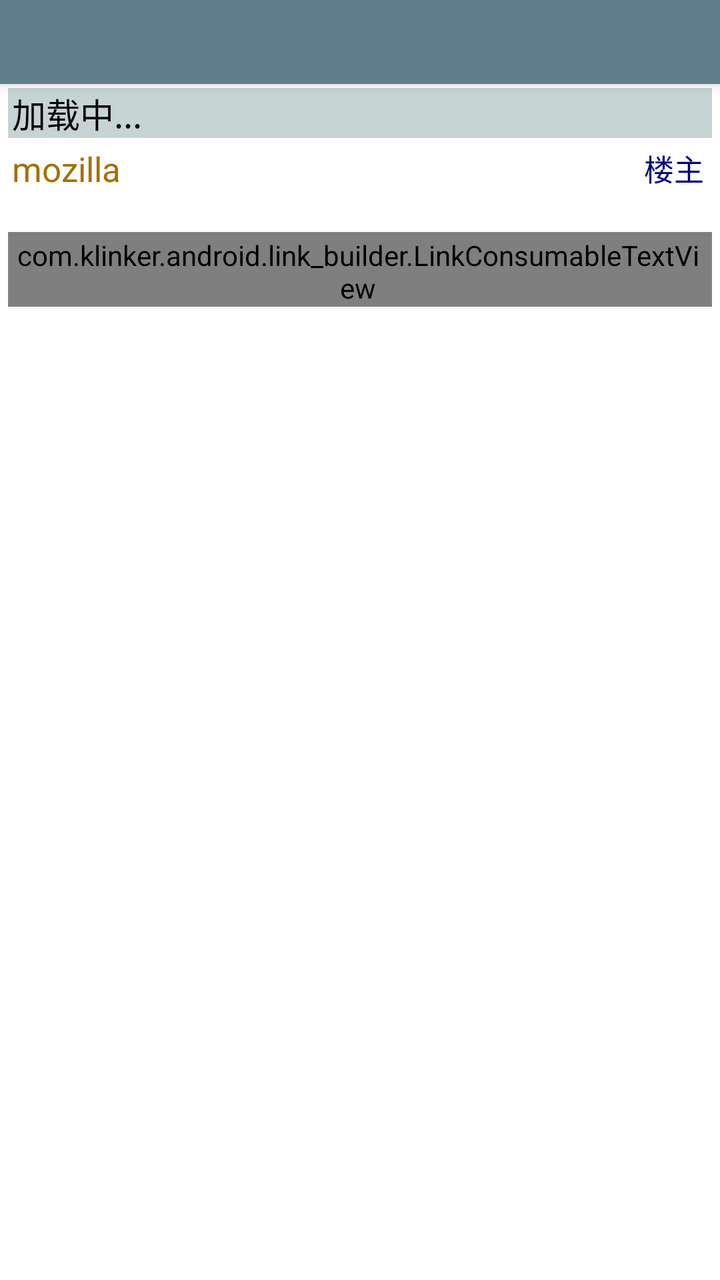
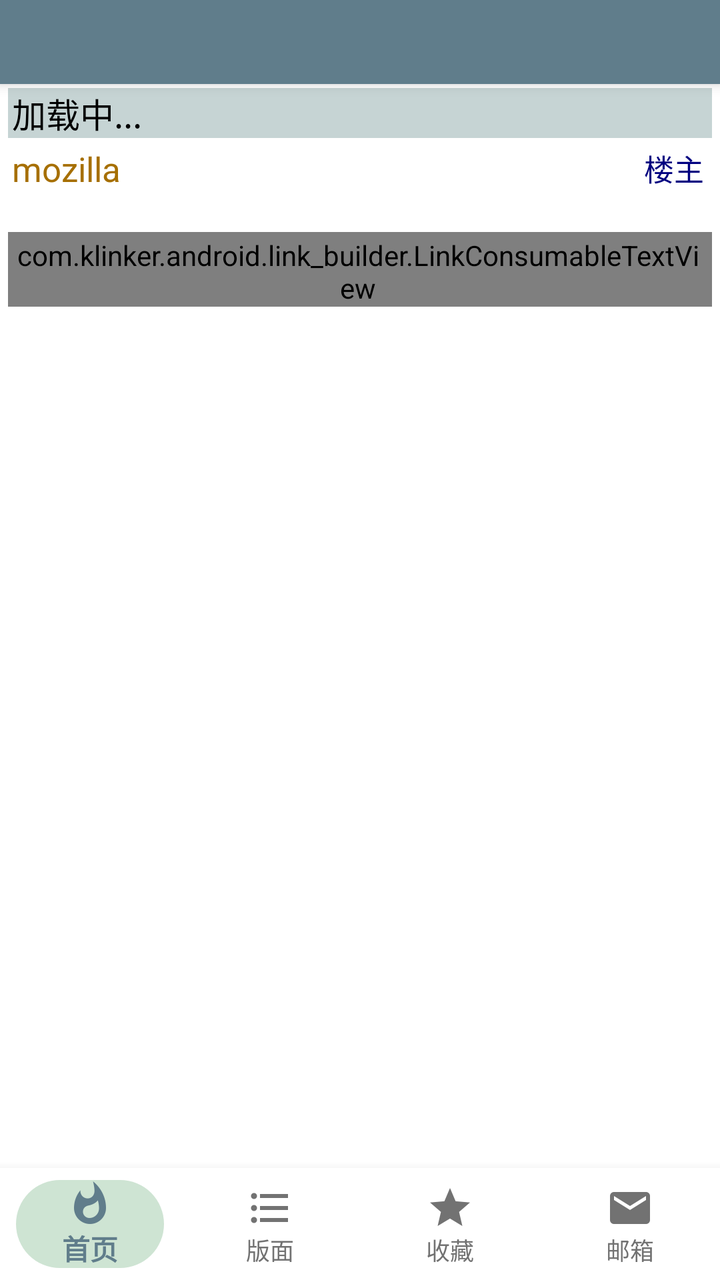

Two renders of the same Android screen: before a commit and after it. Below are the layout's source before the change and the commit's diff.
<!-- AndroidManifest.xml: activity theme AppTheme.NoActionBar -->
<!-- res/layout/activity_mail_content.xml -->
<?xml version="1.0" encoding="utf-8"?>
<androidx.coordinatorlayout.widget.CoordinatorLayout
    xmlns:android="http://schemas.android.com/apk/res/android"
    xmlns:app="http://schemas.android.com/apk/res-auto"
    xmlns:tools="http://schemas.android.com/tools"
    android:layout_width="match_parent"
    android:layout_height="match_parent"
    android:fitsSystemWindows="true"
    tools:context="com.zfdang.zsmth_android.MailContentActivity"
    >

  <com.google.android.material.appbar.AppBarLayout
      android:layout_width="match_parent"
      android:layout_height="wrap_content"
      android:theme="@style/AppTheme.AppBarOverlay"
      >

    <androidx.appcompat.widget.Toolbar
        android:id="@+id/toolbar"
        android:layout_width="match_parent"
        android:layout_height="@dimen/zsmth_actionbar_size"
        android:background="?attr/colorPrimary"
        android:theme="@style/ThemeOverlay.ToolBar"
        app:popupTheme="@style/AppTheme.PopupOverlay"
        />

  </com.google.android.material.appbar.AppBarLayout>

  <include layout="@layout/content_mail_content"/>

</androidx.coordinatorlayout.widget.CoordinatorLayout>
<!-- res/layout/content_mail_content.xml (included above) -->
<?xml version="1.0" encoding="utf-8"?>
<RelativeLayout
    xmlns:android="http://schemas.android.com/apk/res/android"
    xmlns:app="http://schemas.android.com/apk/res-auto"
    xmlns:tools="http://schemas.android.com/tools"
    android:layout_width="match_parent"
    android:layout_height="match_parent"
    android:paddingTop="@dimen/activity_vertical_margin"
    android:paddingBottom="@dimen/activity_vertical_margin"
    android:paddingLeft="@dimen/activity_horizontal_margin_left"
    android:paddingRight="@dimen/activity_horizontal_margin_right"
    android:background="@color/body_background_night"
    app:layout_behavior="@string/appbar_scrolling_view_behavior"
    tools:context="com.zfdang.zsmth_android.MailContentActivity"
    tools:showIn="@layout/activity_mail_content"
    >

  
  <TextView
      android:id="@+id/mail_content_title"
      android:layout_width="match_parent"
      android:layout_height="wrap_content"
      android:background="@color/post_title_background"
      android:paddingLeft="2dp"
      android:paddingRight="4dp"
      android:text="@string/mail_content_title"
      android:textColor="@color/status_text_night"
      android:textSize="@dimen/zsmth_font_size_medium"
      />

  <ScrollView
      android:layout_width="match_parent"
      android:layout_height="match_parent"
      android:layout_below="@+id/mail_content_title"
      android:id="@+id/scrollView"
      >

    <include layout="@layout/post_item"/>
  </ScrollView>

</RelativeLayout>
<!-- res/layout/post_item.xml (included above) -->
<?xml version="1.0" encoding="utf-8"?>
<LinearLayout xmlns:android="http://schemas.android.com/apk/res/android"
    android:layout_width="fill_parent"
    android:layout_height="wrap_content"
    android:layout_marginTop="4dp"
    android:orientation="vertical"
    >

  <LinearLayout
      android:layout_width="fill_parent"
      android:layout_height="match_parent"
      android:orientation="horizontal"
      >

    <TextView
        android:id="@+id/post_author"
        android:layout_width="wrap_content"
        android:layout_height="wrap_content"
        android:ellipsize="end"
        android:paddingLeft="2dp"
        android:text="mozilla"
        android:textColor="@color/post_content_author"
        android:textSize="@dimen/zsmth_font_size_medium"
        />

    <LinearLayout
        android:layout_width="fill_parent"
        android:layout_height="match_parent"
        android:gravity="right"
        android:orientation="horizontal"
        >

      <TextView
          android:id="@+id/post_index"
          android:layout_width="wrap_content"
          android:layout_height="wrap_content"
          android:layout_marginRight="4dp"
          android:text="楼主"
          android:textColor="@color/post_content_index"
          android:textSize="@dimen/zsmth_font_size_small"
          />
    </LinearLayout>

  </LinearLayout>

  <LinearLayout
      android:layout_width="match_parent"
      android:layout_height="match_parent"
      android:orientation="horizontal"
      >

    <TextView
        android:id="@+id/post_publish_date"
        android:layout_width="wrap_content"
        android:layout_height="wrap_content"
        android:paddingLeft="2dp"
        android:text=""
        android:textColor="@color/post_content_date"
        android:textSize="@dimen/zsmth_font_size_small"
        />
  </LinearLayout>

  <LinearLayout
      android:id="@+id/post_content_holder"
      android:layout_width="fill_parent"
      android:layout_height="wrap_content"
      android:orientation="vertical"
      >

    <include layout="@layout/post_item_content"/>
  </LinearLayout>


</LinearLayout>
<!-- res/layout/post_item_content.xml (included above) -->
<?xml version="1.0" encoding="utf-8"?>
<com.klinker.android.link_builder.LinkConsumableTextView
    android:id="@+id/post_content"
    xmlns:android="http://schemas.android.com/apk/res/android"
    android:layout_width="fill_parent"
    android:layout_height="wrap_content"
    android:paddingTop="2dp"
    android:paddingBottom="0dp"
    android:paddingLeft="2dp"
    android:paddingRight="4dp"
    android:text="内容加载中..."
    android:textColor="@color/status_text_night"
    android:textSize="@dimen/zsmth_font_size_medium"
    />
<!-- resources referenced by this layout -->
<resources>
  <color name="body_background_night">#FFFFFF</color>
  <color name="post_content_author">#A66F00</color>
  <color name="post_content_date">#808080</color>
  <color name="post_content_index">#000080</color>
  <color name="post_title_background">#c6d4d4</color>
  <color name="status_text_night">#000000</color>
  <dimen name="activity_horizontal_margin_left">4dp</dimen>
  <dimen name="activity_horizontal_margin_right">4dp</dimen>
  <dimen name="activity_vertical_margin">2dp</dimen>
  <dimen name="zsmth_actionbar_size">42dp</dimen>
  <dimen name="zsmth_font_size_medium">17sp</dimen>
  <dimen name="zsmth_font_size_small">15sp</dimen>
  <string name="mail_content_title">加载中...</string>
  <style name="AppTheme.AppBarOverlay" parent="ThemeOverlay.AppCompat.Dark.ActionBar" />
  <style name="AppTheme.PopupOverlay" parent="ThemeOverlay.AppCompat.Light" />
  <style name="ThemeOverlay.ToolBar" parent="ThemeOverlay.AppCompat.ActionBar">
      
      
      <item name="android:actionBarSize">@dimen/zsmth_actionbar_size</item>
      <item name="actionBarSize">@dimen/zsmth_actionbar_size</item>
    </style>
  <style name="AppTheme.NoActionBar">
      <item name="windowActionBar">false</item>
      <item name="windowNoTitle">true</item>
  
      
      
      <item name="android:colorPrimary">@color/colorPrimary</item>
      
      <item name="android:colorPrimaryDark">@color/colorPrimaryDark</item>
      
      <item name="android:colorAccent">@color/colorAccent</item>
    </style>
  <color name="colorPrimary">#607D8B</color>
  <color name="colorPrimaryDark">#455A64</color>
  <color name="colorAccent">#FF4081</color>
</resources>

<!-- the commit's change to res/layout/activity_mail_content.xml (unified diff, before → after) -->
@@ -28,6 +28,8 @@
 
   <include layout="@layout/content_mail_content"/>
 
+  <include layout="@layout/bottom_nav_bar" />
+
 </androidx.coordinatorlayout.widget.CoordinatorLayout>
 <!-- res/layout/content_mail_content.xml (included above) -->
 <?xml version="1.0" encoding="utf-8"?>
@@ -38,7 +40,7 @@
     android:layout_width="match_parent"
     android:layout_height="match_parent"
     android:paddingTop="@dimen/activity_vertical_margin"
-    android:paddingBottom="@dimen/activity_vertical_margin"
+    android:paddingBottom="@dimen/bottom_nav_height"
     android:paddingLeft="@dimen/activity_horizontal_margin_left"
     android:paddingRight="@dimen/activity_horizontal_margin_right"
     android:background="@color/body_background_night"
@@ -71,6 +73,21 @@
   </ScrollView>
 
 </RelativeLayout>
+<!-- res/layout/bottom_nav_bar.xml (included above) -->
+<?xml version="1.0" encoding="utf-8"?>
+<com.google.android.material.bottomnavigation.BottomNavigationView
+    xmlns:android="http://schemas.android.com/apk/res/android"
+    xmlns:app="http://schemas.android.com/apk/res-auto"
+    android:id="@+id/bottom_nav"
+    android:layout_width="match_parent"
+    android:layout_height="wrap_content"
+    android:layout_gravity="bottom"
+    android:background="@color/nav_background"
+    app:itemBackground="@drawable/bottom_nav_item_background"
+    app:itemIconTint="@color/bottom_nav_item_color"
+    app:itemTextColor="@color/bottom_nav_item_color"
+    app:labelVisibilityMode="labeled"
+    app:menu="@menu/bottom_nav_menu" />
 <!-- res/layout/post_item.xml (included above) -->
 <?xml version="1.0" encoding="utf-8"?>
 <LinearLayout xmlns:android="http://schemas.android.com/apk/res/android"
<!-- resource entries referenced after the edit -->
@@ -1,6 +1,7 @@
 <!-- resources referenced by this layout -->
 <resources>
   <color name="body_background_night">#FFFFFF</color>
+  <color name="nav_background">#ffffff</color>
   <color name="post_content_author">#A66F00</color>
   <color name="post_content_date">#808080</color>
   <color name="post_content_index">#000080</color>
@@ -9,9 +10,30 @@
   <dimen name="activity_horizontal_margin_left">4dp</dimen>
   <dimen name="activity_horizontal_margin_right">4dp</dimen>
   <dimen name="activity_vertical_margin">2dp</dimen>
+  <dimen name="bottom_nav_height">56dp</dimen>
   <dimen name="zsmth_actionbar_size">42dp</dimen>
   <dimen name="zsmth_font_size_medium">17sp</dimen>
   <dimen name="zsmth_font_size_small">15sp</dimen>
+  <!-- drawable bottom_nav_item_background (drawable) -->
+  <?xml version="1.0" encoding="utf-8"?>
+  <selector xmlns:android="http://schemas.android.com/apk/res/android">
+  
+    <item android:state_checked="true">
+      <layer-list>
+        <item android:left="8dp" android:right="8dp" android:top="6dp" android:bottom="6dp">
+          <shape android:shape="rectangle">
+            <solid android:color="@color/nav.item.background.active" />
+            <corners android:radius="24dp" />
+          </shape>
+        </item>
+      </layer-list>
+    </item>
+  
+    <item>
+      <color android:color="@android:color/transparent" />
+    </item>
+  
+  </selector>
   <string name="mail_content_title">加载中...</string>
   <style name="AppTheme.AppBarOverlay" parent="ThemeOverlay.AppCompat.Dark.ActionBar" />
   <style name="AppTheme.PopupOverlay" parent="ThemeOverlay.AppCompat.Light" />
@@ -33,6 +55,7 @@
       
       <item name="android:colorAccent">@color/colorAccent</item>
     </style>
+  <color name="nav.item.background.active">#cee4d3</color>
   <color name="colorPrimary">#607D8B</color>
   <color name="colorPrimaryDark">#455A64</color>
   <color name="colorAccent">#FF4081</color>
